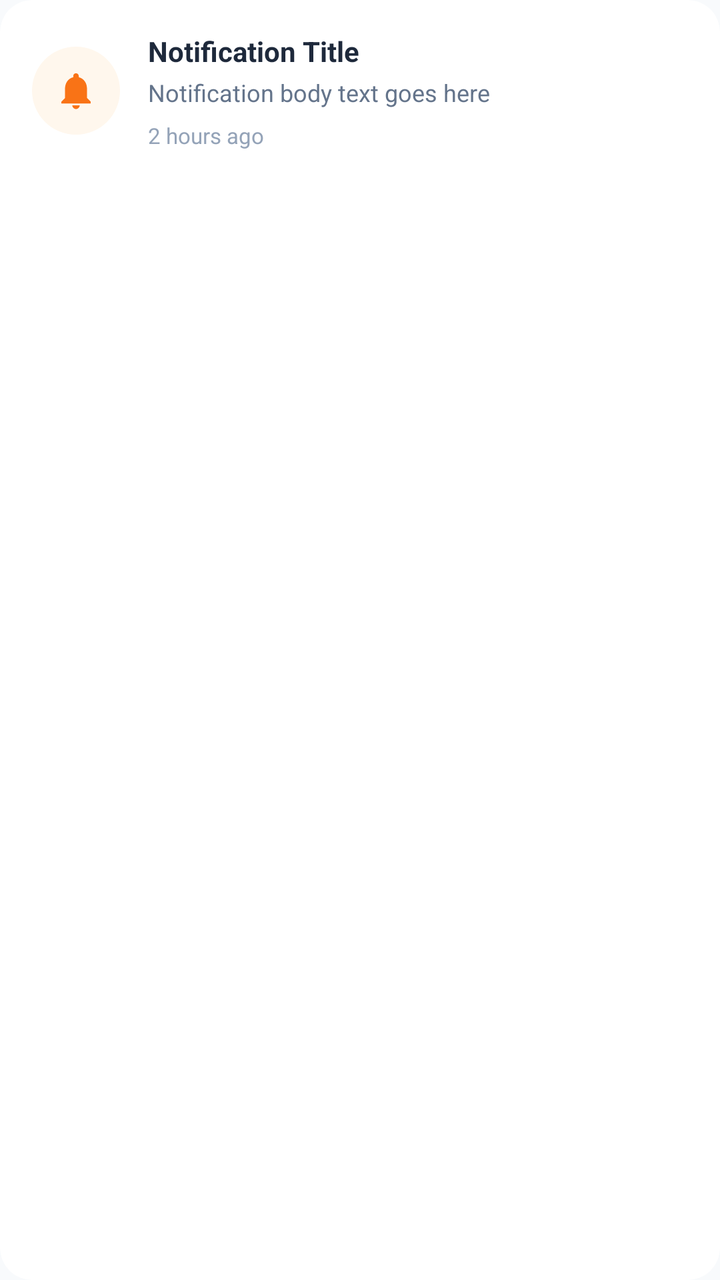
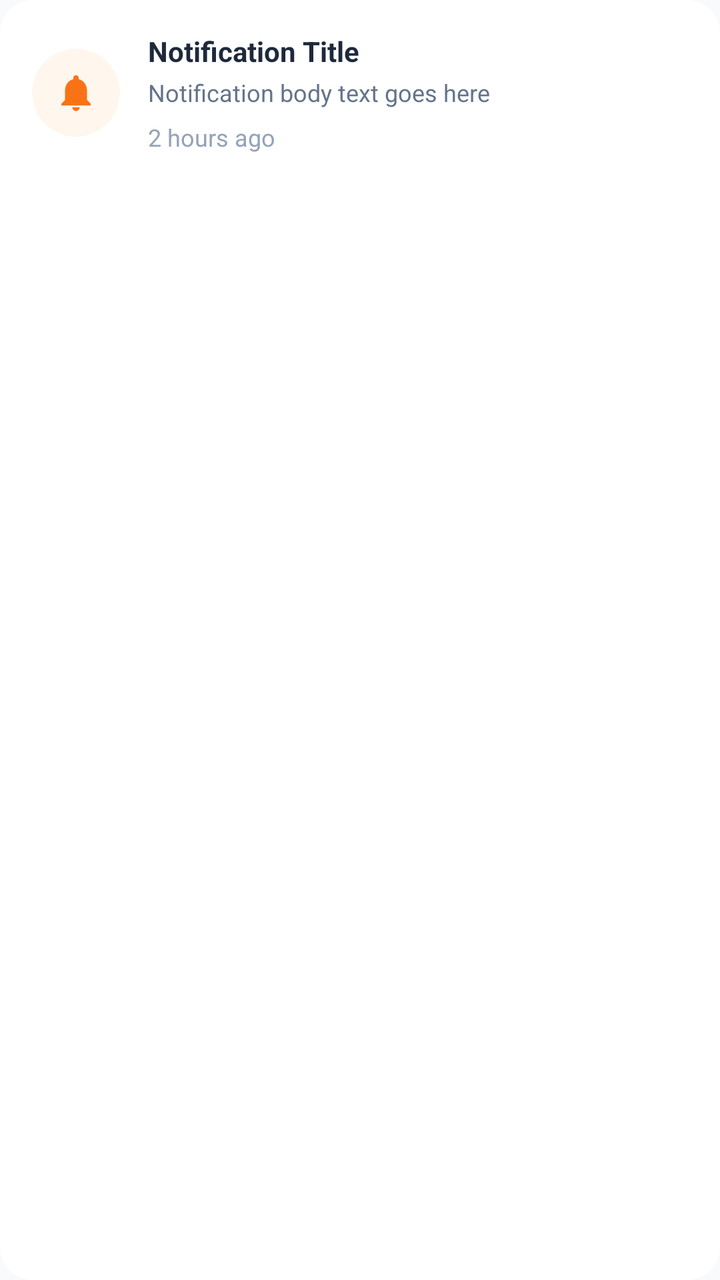

The first picture is an Android layout as it rendered before a commit; the second is the same layout after the commit. The layout source and the unified diff follow.
<!-- AndroidManifest.xml: application theme Theme.BeckieDealApp -->
<!-- res/layout/item_notification.xml -->
<?xml version="1.0" encoding="utf-8"?>
<com.google.android.material.card.MaterialCardView xmlns:android="http://schemas.android.com/apk/res/android"
    xmlns:app="http://schemas.android.com/apk/res-auto"
    android:layout_width="match_parent"
    android:layout_height="wrap_content"
    android:layout_marginBottom="10dp"
    app:cardCornerRadius="16dp"
    app:cardElevation="0dp"
    app:strokeWidth="0dp"
    app:cardBackgroundColor="@color/surface">

    <LinearLayout
        android:layout_width="match_parent"
        android:layout_height="wrap_content"
        android:orientation="horizontal"
        android:padding="16dp"
        android:gravity="center_vertical">

        
        <View
            android:id="@+id/unreadDot"
            android:layout_width="8dp"
            android:layout_height="8dp"
            android:layout_marginEnd="12dp"
            android:background="@drawable/dot_active"
            android:visibility="gone" />

        
        <FrameLayout
            android:layout_width="44dp"
            android:layout_height="44dp"
            android:layout_marginEnd="14dp">

            <View
                android:id="@+id/iconBackground"
                android:layout_width="44dp"
                android:layout_height="44dp"
                android:background="@drawable/notification_icon_bg" />

            <ImageView
                android:id="@+id/notificationTypeIcon"
                android:layout_width="22dp"
                android:layout_height="22dp"
                android:layout_gravity="center"
                android:src="@drawable/ic_notifications"
                app:tint="@color/primary" />
        </FrameLayout>

        
        <LinearLayout
            android:layout_width="0dp"
            android:layout_height="wrap_content"
            android:layout_weight="1"
            android:orientation="vertical">

            <TextView
                android:id="@+id/notificationTitle"
                android:layout_width="match_parent"
                android:layout_height="wrap_content"
                android:text="Notification Title"
                android:textColor="@color/text_primary"
                android:textSize="14sp"
                android:textStyle="bold"
                android:maxLines="1"
                android:ellipsize="end" />

            <TextView
                android:id="@+id/notificationBody"
                android:layout_width="match_parent"
                android:layout_height="wrap_content"
                android:layout_marginTop="3dp"
                android:text="Notification body text goes here"
                android:textColor="@color/text_secondary"
                android:textSize="12sp"
                android:maxLines="2"
                android:ellipsize="end" />

            <TextView
                android:id="@+id/notificationTime"
                android:layout_width="wrap_content"
                android:layout_height="wrap_content"
                android:layout_marginTop="6dp"
                android:text="2 hours ago"
                android:textColor="@color/text_muted"
                android:textSize="11sp" />

        </LinearLayout>

    </LinearLayout>

</com.google.android.material.card.MaterialCardView>
<!-- resources referenced by this layout -->
<resources>
  <color name="primary">#F97316</color>
  <color name="surface">#FFFFFF</color>
  <color name="text_muted">#94A3B8</color>
  <color name="text_primary">#1E293B</color>
  <color name="text_secondary">#64748B</color>
  <!-- drawable dot_active (drawable) -->
  <?xml version="1.0" encoding="utf-8"?>
  <shape xmlns:android="http://schemas.android.com/apk/res/android"
      android:shape="rectangle">
      <corners android:radius="3dp" />
      <solid android:color="#F97316" />
  </shape>
  <!-- drawable ic_notifications (drawable) -->
  <vector xmlns:android="http://schemas.android.com/apk/res/android"
      android:width="24dp" android:height="24dp"
      android:viewportWidth="24" android:viewportHeight="24">
      
      <path android:fillColor="#F97316"
          android:pathData="M12,22c1.1,0 2,-0.9 2,-2h-4c0,1.1 0.9,2 2,2zM18,16v-5c0,-3.07 -1.64,-5.64 -4.5,-6.32V4c0,-0.83 -0.67,-1.5 -1.5,-1.5s-1.5,0.67 -1.5,1.5v0.68C7.63,5.36 6,7.92 6,11v5l-2,2v1h16v-1l-2,-2z"/>
  </vector>
  <!-- drawable notification_icon_bg (drawable) -->
  <?xml version="1.0" encoding="utf-8"?>
  <shape xmlns:android="http://schemas.android.com/apk/res/android"
      android:shape="oval">
      <solid android:color="@color/badge_bg" />
      <size android:width="40dp" android:height="40dp" />
  </shape>
  <style name="Theme.BeckieDealApp" parent="Base.Theme.BeckieDealApp" />
  <color name="badge_bg">#FFF7ED</color>
  <style name="Base.Theme.BeckieDealApp" parent="Theme.Material3.DayNight.NoActionBar">
          <item name="colorPrimary">@color/primary</item>
          <item name="colorOnPrimary">@color/on_primary</item>
          <item name="colorPrimaryContainer">@color/primary_container</item>
          <item name="colorOnPrimaryContainer">@color/on_primary_container</item>
          <item name="android:windowBackground">@color/background</item>
          <item name="colorSurface">@color/surface</item>
          <item name="colorOnSurface">@color/on_surface</item>
          
          <item name="bottomNavigationStyle">@style/Widget.App.BottomNavigationView</item>
      </style>
  <color name="on_primary">#FFFFFF</color>
  <color name="primary_container">#F97316</color>
  <color name="on_primary_container">#582200</color>
  <color name="background">#F8FAFC</color>
  <color name="on_surface">#251913</color>
  <style name="Widget.App.BottomNavigationView" parent="Widget.Material3.BottomNavigationView">
          <item name="itemIconSize">26dp</item>
          <item name="itemIconTint">@color/bottom_nav_color</item>
          <item name="itemTextColor">@color/bottom_nav_color</item>
          
          <item name="android:background">@null</item>
          <item name="backgroundTint">@null</item>
          <item name="labelVisibilityMode">unlabeled</item>
          <item name="itemActiveIndicatorStyle">@style/Widget.App.BottomNav.ActiveIndicator</item>
      </style>
  <style name="Widget.App.BottomNav.ActiveIndicator" parent="Widget.Material3.BottomNavigationView.ActiveIndicator">
          <item name="android:color">@color/nav_indicator_fill</item>
          <item name="android:width">52dp</item>
          <item name="android:height">40dp</item>
          <item name="shapeAppearance">@style/ShapeAppearance.App.BottomNav.ActiveIndicator</item>
      </style>
  <color name="nav_indicator_fill">#FFF1EB</color>
  <style name="ShapeAppearance.App.BottomNav.ActiveIndicator" parent="">
          <item name="cornerFamily">rounded</item>
          <item name="cornerSize">50%</item>
      </style>
</resources>

<!-- the commit's change to res/layout/item_notification.xml (unified diff, before → after) -->
@@ -1,4 +1,4 @@
-<?xml version="1.0" encoding="utf-8"?>
+﻿<?xml version="1.0" encoding="utf-8"?>
 <com.google.android.material.card.MaterialCardView xmlns:android="http://schemas.android.com/apk/res/android"
     xmlns:app="http://schemas.android.com/apk/res-auto"
     android:layout_width="match_parent"
@@ -59,7 +59,7 @@
                 android:layout_height="wrap_content"
                 android:text="Notification Title"
                 android:textColor="@color/text_primary"
-                android:textSize="14sp"
+                android:textSize="@dimen/text_size_body"
                 android:textStyle="bold"
                 android:maxLines="1"
                 android:ellipsize="end" />
@@ -71,7 +71,7 @@
                 android:layout_marginTop="3dp"
                 android:text="Notification body text goes here"
                 android:textColor="@color/text_secondary"
-                android:textSize="12sp"
+                android:textSize="@dimen/text_size_caption"
                 android:maxLines="2"
                 android:ellipsize="end" />
 
@@ -82,7 +82,7 @@
                 android:layout_marginTop="6dp"
                 android:text="2 hours ago"
                 android:textColor="@color/text_muted"
-                android:textSize="11sp" />
+                android:textSize="@dimen/text_size_caption" />
 
         </LinearLayout>
 
<!-- resource entries referenced after the edit -->
@@ -5,6 +5,8 @@
   <color name="text_muted">#94A3B8</color>
   <color name="text_primary">#1E293B</color>
   <color name="text_secondary">#64748B</color>
+  <dimen name="text_size_body">13sp</dimen>
+  <dimen name="text_size_caption">11sp</dimen>
   <!-- drawable dot_active (drawable) -->
   <?xml version="1.0" encoding="utf-8"?>
   <shape xmlns:android="http://schemas.android.com/apk/res/android"
